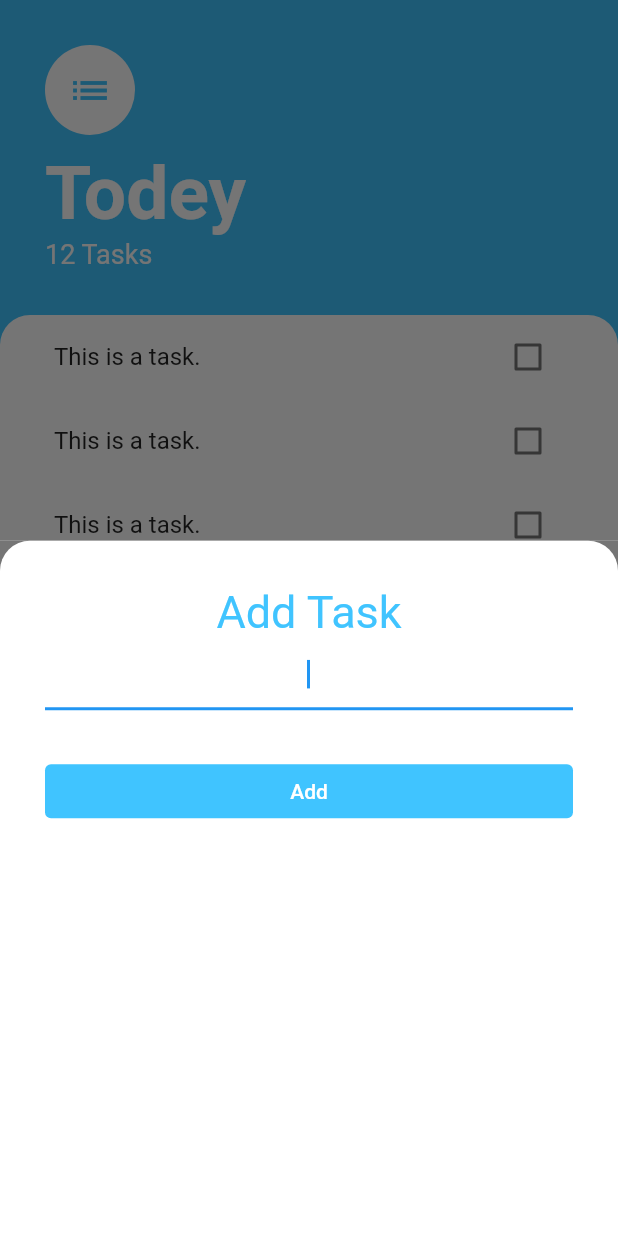
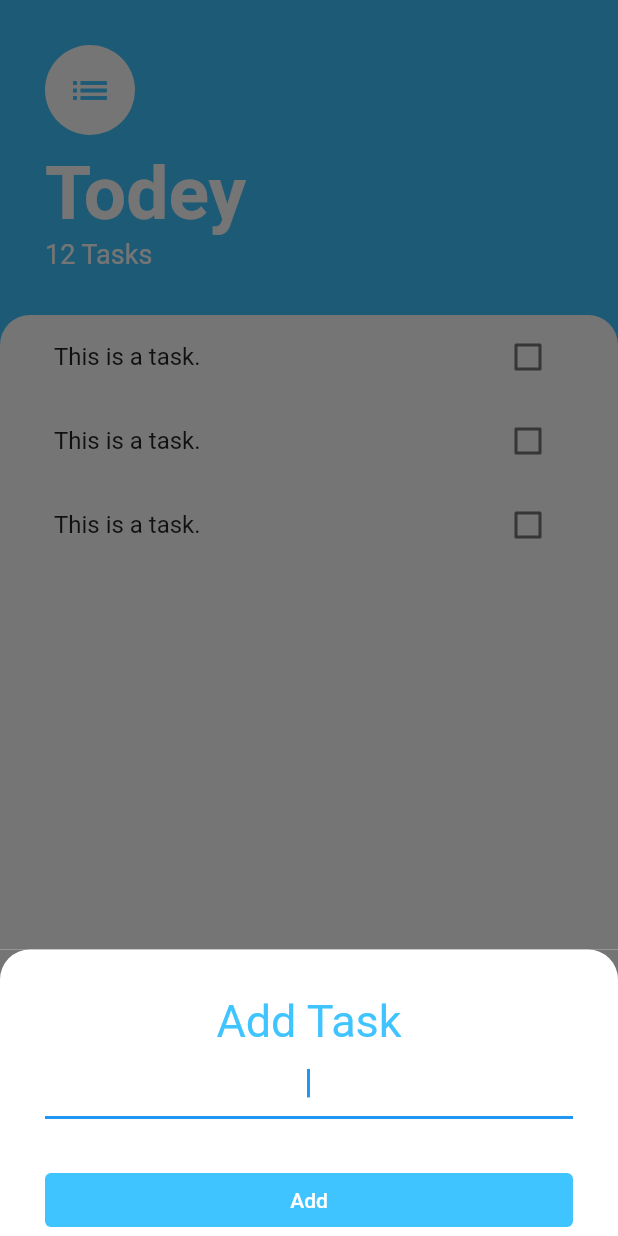
Before and after one commit to hritikhrk/todoey_flutter, a Flutter app: the screen it shows after launch, after a tap on the "add" icon, on a phone screen of 412 x 824 dp. Run offline on Flutter 3.47's test engine with Material 2 defaults, Android fonts, the phone set to English and light mode, and no system bars.

```diff
--- a/lib/screens/tasks_screen.dart
+++ b/lib/screens/tasks_screen.dart
@@ -14,7 +14,15 @@ class TasksScreen extends StatelessWidget {
           onPressed: () {
             showModalBottomSheet(
               context: context,
-              builder: (context) => AddTaskScreen(),
+              isScrollControlled: true,
+              builder: (context) => SingleChildScrollView(
+                child: Container(
+                  padding: EdgeInsets.only(
+                    bottom: MediaQuery.of(context).viewInsets.bottom,
+                  ),
+                  child: AddTaskScreen(),
+                ),
+              ),
             );
           },
           child: Icon(Icons.add),
```
